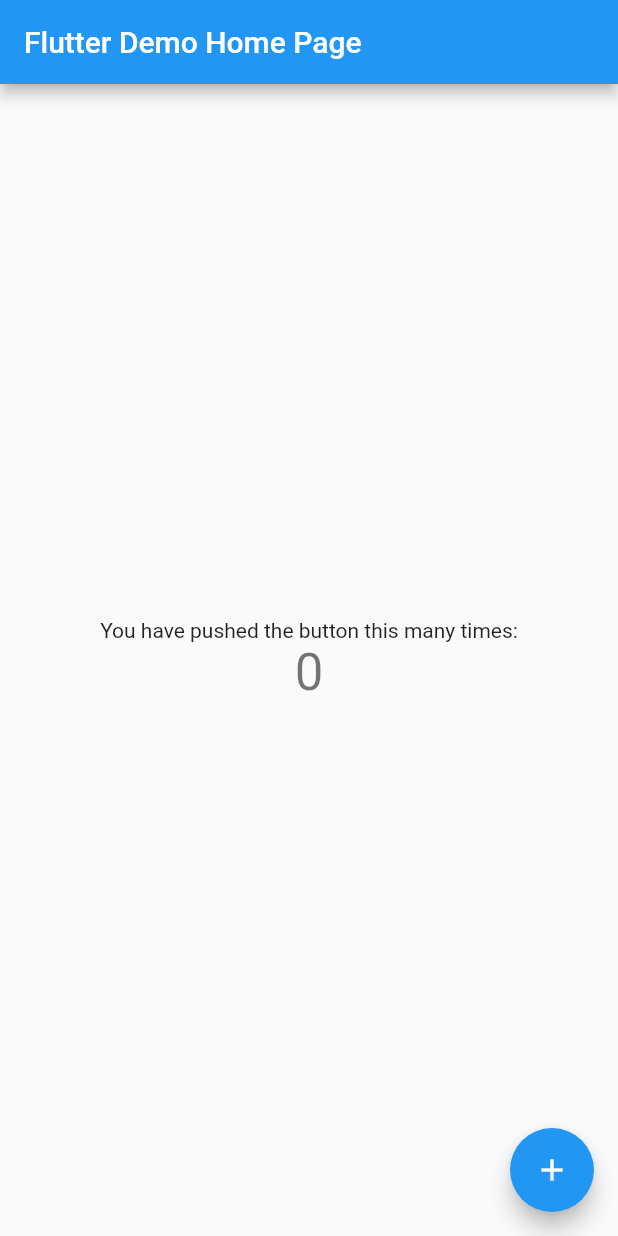
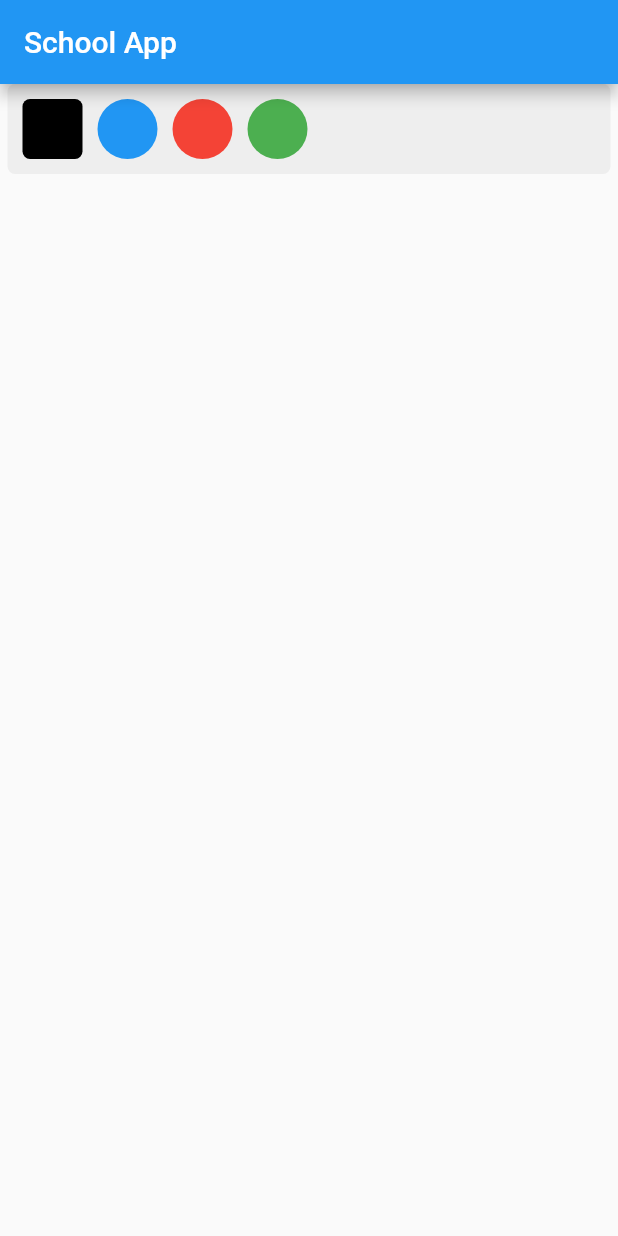
Before and after one commit to david072/school_app, a Flutter app: the screen it shows after launch, on a phone screen of 412 x 824 dp. Run offline on Flutter 3.47's test engine with Material 2 defaults, Android fonts, the light colour scheme and no system bars; missing offline and left inert: perfect_freehand.

Commit message:
feat: Add basic drawing capabilities
This adds basic drawing capabilities to the app. When opening, you can
now select from a set of pre-defined colors at the top and then draw
with any pointer device on the screen.

```diff
--- /dev/null
+++ b/lib/drawer.dart
@@ -0,0 +1,72 @@
+import 'package:flutter/material.dart';
+import 'package:perfect_freehand/perfect_freehand.dart';
+import 'package:school_app/types.dart';
+
+// TODO: - Display something under the cursor when hovering
+class DrawerState {
+  Drawing drawing;
+  Color activeColor = Colors.black;
+
+  void setActiveColor(Color color) => activeColor = color;
+
+  void newLine() => drawing.lines.add(Line(color: activeColor));
+
+  void addPoint(double x, double y) {
+    // TODO: With this approach, the two ends are being connected when entering
+    //  again
+    if (x < 0 || y < 0) return;
+    drawing.addPoint(x, y);
+  }
+
+  void addPointOffset(Offset offset) => addPoint(offset.dx, offset.dy);
+
+  DrawerState({
+    required this.drawing,
+    Color? activeColor,
+  }) {
+    if (activeColor != null) this.activeColor = activeColor;
+  }
+}
+
+class DrawerPainter extends CustomPainter {
+  DrawerPainter({
+    required this.state,
+  });
+
+  final DrawerState state;
+
+  @override
+  void paint(Canvas canvas, Size size) {
+    var paint = Paint();
+
+    for (var line in state.drawing.lines) {
+      paint.color = line.color;
+
+      final outlinePoints = getStroke(line.points, simulatePressure: false);
+      final path = Path();
+
+      if (outlinePoints.isEmpty) {
+        continue;
+      } else if (outlinePoints.length < 2) {
+        // Only one point
+        path.addOval(Rect.fromCircle(
+            center: Offset(outlinePoints[0].x, outlinePoints[0].y), radius: 1));
+      } else {
+        // Draw line that connects each point with a bezier curve segment
+        path.moveTo(outlinePoints[0].x, outlinePoints[0].y);
+        for (int i = 0; i < outlinePoints.length - 1; ++i) {
+          final p0 = outlinePoints[i];
+          final p1 = outlinePoints[i + 1];
+
+          path.quadraticBezierTo(
+              p0.x, p0.y, (p0.x + p1.x) / 2, (p0.y + p1.y) / 2);
+        }
+      }
+
+      canvas.drawPath(path, paint);
+    }
+  }
+
+  @override
+  bool shouldRepaint(covariant CustomPainter oldDelegate) => true;
+}
--- a/lib/main.dart
+++ b/lib/main.dart
@@ -1,63 +1,113 @@
 import 'package:flutter/material.dart';
+import 'package:school_app/drawer.dart';
+import 'package:school_app/types.dart';
 
 void main() {
-  runApp(const MyApp());
+  runApp(const MaterialApp(
+    debugShowCheckedModeBanner: false,
+    title: 'School App',
+    home: HomePage(),
+  ));
 }
 
-class MyApp extends StatelessWidget {
-  const MyApp({Key? key}) : super(key: key);
+class HomePage extends StatefulWidget {
+  const HomePage({Key? key}) : super(key: key);
 
   @override
-  Widget build(BuildContext context) {
-    return MaterialApp(
-      title: 'Flutter Demo',
-      theme: ThemeData(
-        primarySwatch: Colors.blue,
-      ),
-      home: const MyHomePage(title: 'Flutter Demo Home Page'),
-    );
-  }
+  State<HomePage> createState() => _HomePageState();
 }
 
-class MyHomePage extends StatefulWidget {
-  const MyHomePage({Key? key, required this.title}) : super(key: key);
-
-  final String title;
-
-  @override
-  State<MyHomePage> createState() => _MyHomePageState();
-}
-
-class _MyHomePageState extends State<MyHomePage> {
-  int _counter = 0;
-
-  void _incrementCounter() => setState(() => _counter++);
+// TODO: Use InteractiveViewer or something for panning
+class _HomePageState extends State<HomePage> {
+  DrawerState state = DrawerState(drawing: Drawing());
 
   @override
   Widget build(BuildContext context) {
     return Scaffold(
       appBar: AppBar(
-        title: Text(widget.title),
+        title: const Text('School App'),
       ),
-      body: Center(
-        child: Column(
-          mainAxisAlignment: MainAxisAlignment.center,
-          children: <Widget>[
-            const Text(
-              'You have pushed the button this many times:',
+      body: Column(
+        children: [
+          Container(
+            padding: const EdgeInsets.all(10),
+            decoration: BoxDecoration(
+              borderRadius: BorderRadius.circular(5),
+              color: Colors.grey.shade200,
             ),
-            Text(
-              '$_counter',
-              style: Theme.of(context).textTheme.headline4,
+            width: MediaQuery.of(context).size.width - 10,
+            child: SingleChildScrollView(
+              scrollDirection: Axis.horizontal,
+              child: Row(
+                children: [
+                  _buildColorWidget(
+                    color: Colors.black,
+                    state: state,
+                    setState: setState,
+                  ),
+                  const SizedBox(width: 10),
+                  _buildColorWidget(
+                    color: Colors.blue,
+                    state: state,
+                    setState: setState,
+                  ),
+                  const SizedBox(width: 10),
+                  _buildColorWidget(
+                    color: Colors.red,
+                    state: state,
+                    setState: setState,
+                  ),
+                  const SizedBox(width: 10),
+                  _buildColorWidget(
+                    color: Colors.green,
+                    state: state,
+                    setState: setState,
+                  ),
+                ],
+              ),
             ),
-          ],
-        ),
-      ),
-      floatingActionButton: FloatingActionButton(
-        onPressed: _incrementCounter,
-        tooltip: 'Increment',
-        child: const Icon(Icons.add),
+          ),
+          Flexible(
+            child: Listener(
+              onPointerDown: (event) {
+                state.newLine();
+                state.addPointOffset(event.localPosition);
+                setState(() {});
+              },
+              onPointerMove: (event) =>
+                  setState(() => state.addPointOffset(event.localPosition)),
+              child: SizedBox.expand(
+                child: CustomPaint(painter: DrawerPainter(state: state)),
+              ),
+            ),
+          ),
+        ],
       ),
     );
   }
 }
+
+Widget _buildColorWidget({
+  required Color color,
+  required DrawerState state,
+  required void Function(void Function()) setState,
+}) {
+  return AnimatedContainer(
+    decoration: BoxDecoration(
+      borderRadius: BorderRadius.circular(state.activeColor == color ? 5 : 20),
+      color: color,
+    ),
+    duration: const Duration(milliseconds: 100),
+    child: Material(
+      color: Colors.transparent,
+      child: InkWell(
+        customBorder: const CircleBorder(),
+        onTap: () => setState(() => state.setActiveColor(color)),
+        child: const SizedBox(
+          width: 40,
+          height: 40,
+        ),
+      ),
+    ),
+  );
+}
--- /dev/null
+++ b/lib/types.dart
@@ -0,0 +1,29 @@
+import 'package:flutter/material.dart';
+import 'package:perfect_freehand/perfect_freehand.dart';
+
+export 'package:perfect_freehand/src/point.dart';
+
+// TODO: Pressure, edit color
+class Line {
+  final List<Point> _points = [];
+  final Color color;
+
+  Line({
+    required this.color,
+  });
+
+  void addPoint(double x, double y) {
+    _points.add(Point(x, y));
+  }
+
+  List<Point> get points => _points;
+}
+
+// TODO: Load / Save to file
+class Drawing {
+  final List<Line> _lines = [];
+
+  void addPoint(double x, double y) => _lines.last.addPoint(x, y);
+
+  List<Line> get lines => _lines;
+}
--- a/pubspec.yaml
+++ b/pubspec.yaml
@@ -10,6 +10,7 @@
   flutter:
     sdk: flutter
 
+  perfect_freehand: ^1.0.4
   cupertino_icons: ^1.0.2
 
 dev_dependencies:
```
Also changed, not shown: pubspec.lock, 1 other file.
